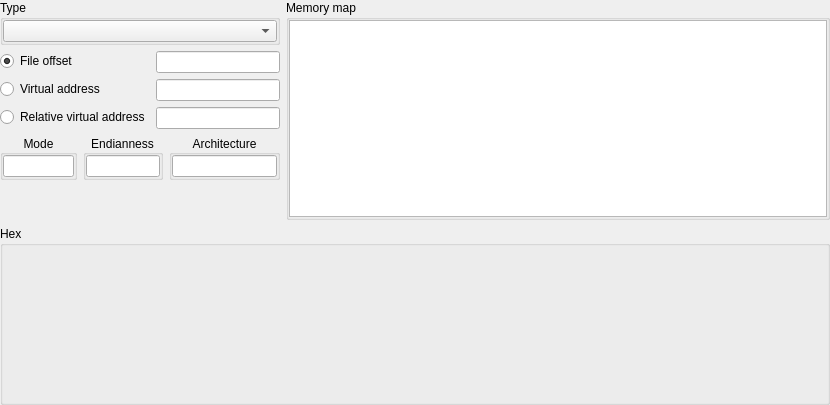
This is xmemorymapwidget.ui in horsicq/XMemoryMapWidget as Qt 5 draws it before an edit. The edited form follows.
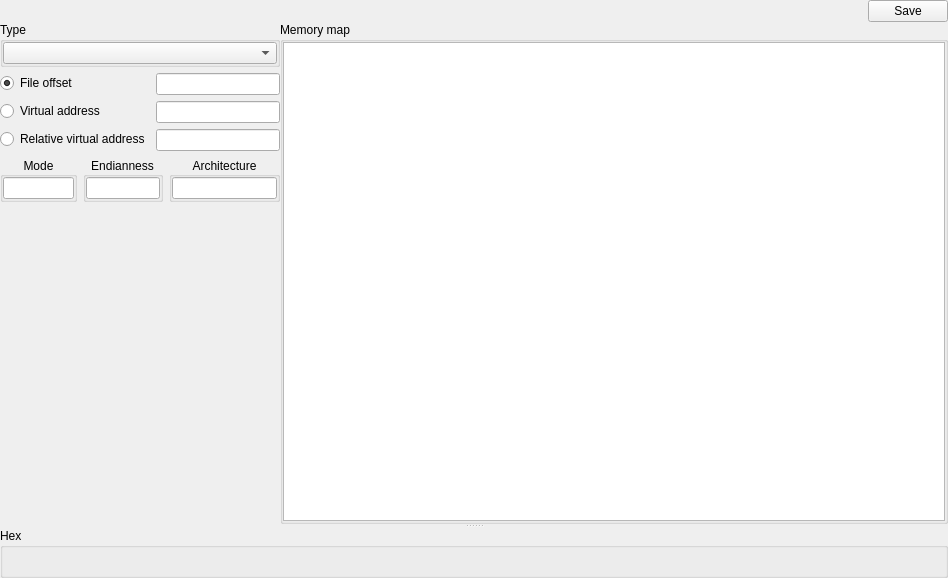
This is the edited form. The open tabs and pages were chosen to show the change. Custom widgets are drawn as their Qt base class.

```diff
--- a/xmemorymapwidget.ui
+++ b/xmemorymapwidget.ui
@@ -6,26 +6,60 @@
    <rect>
     <x>0</x>
     <y>0</y>
-    <width>830</width>
-    <height>405</height>
+    <width>948</width>
+    <height>578</height>
    </rect>
   </property>
   <property name="windowTitle">
    <string notr="true">Form</string>
   </property>
+  <layout class="QVBoxLayout" name="verticalLayout_7">
+   <property name="leftMargin">
+    <number>0</number>
+   </property>
+   <property name="topMargin">
+    <number>0</number>
+   </property>
+   <property name="rightMargin">
+    <number>0</number>
+   </property>
+   <property name="bottomMargin">
+    <number>0</number>
+   </property>
+   <item>
+    <widget class="QSplitter" name="splitter">
+     <property name="orientation">
+      <enum>Qt::Vertical</enum>
+     </property>
+     <widget class="QWidget" name="">
   <layout class="QVBoxLayout" name="verticalLayout_6">
-   <property name="leftMargin">
+       <property name="spacing">
     <number>0</number>
    </property>
-   <property name="topMargin">
-    <number>0</number>
-   </property>
-   <property name="rightMargin">
-    <number>0</number>
-   </property>
-   <property name="bottomMargin">
-    <number>0</number>
-   </property>
+       <item>
+        <layout class="QHBoxLayout" name="horizontalLayout_2">
+         <item>
+          <spacer name="horizontalSpacer">
+           <property name="orientation">
+            <enum>Qt::Horizontal</enum>
+           </property>
+           <property name="sizeHint" stdset="0">
+            <size>
+             <width>40</width>
+             <height>20</height>
+            </size>
+           </property>
+          </spacer>
+         </item>
+         <item>
+          <widget class="QPushButton" name="pushButtonSave">
+           <property name="text">
+            <string>Save</string>
+           </property>
+          </widget>
+         </item>
+        </layout>
+       </item>
    <item>
     <layout class="QHBoxLayout" name="horizontalLayout">
      <item>
@@ -298,7 +332,8 @@
      </item>
     </layout>
    </item>
-   <item>
+      </layout>
+     </widget>
     <widget class="QGroupBox" name="groupBoxHex">
      <property name="title">
       <string notr="true">Hex</string>
@@ -344,6 +379,7 @@
        </widget>
       </item>
      </layout>
+     </widget>
     </widget>
    </item>
   </layout>
```
Left out of the diff: 2 changed lines with no effect on the pictures. Lines whose indentation alone changed are shown as unchanged.
